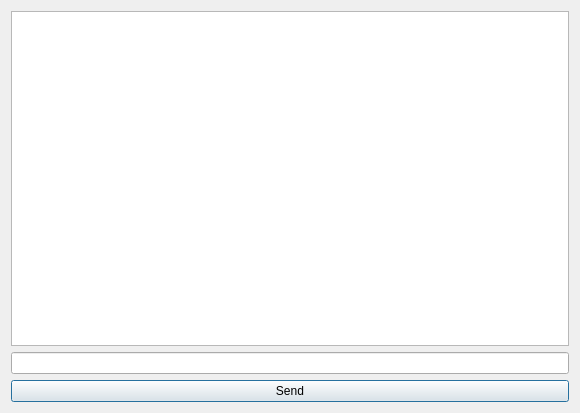
This is INTEGRATION/chat.ui in dhiaabdelli1/Wedding_planner_2A1 as Qt 5 draws it before an edit. The edited form follows.
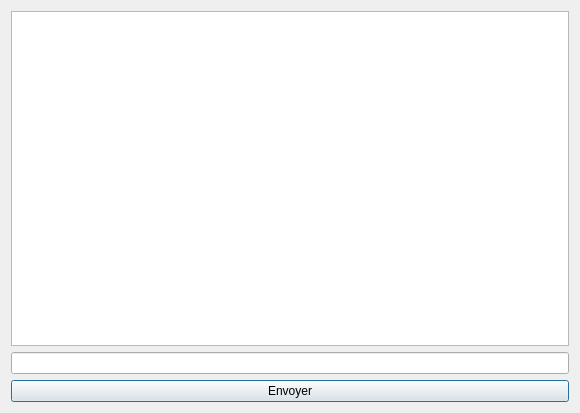
This is the edited form.

Diff of the .ui file:
```diff
--- a/INTEGRATION/chat.ui
+++ b/INTEGRATION/chat.ui
@@ -25,7 +25,7 @@
      <item>
       <widget class="QPushButton" name="sendButton">
        <property name="text">
-        <string>Send</string>
+        <string>Envoyer</string>
        </property>
       </widget>
      </item>
```
